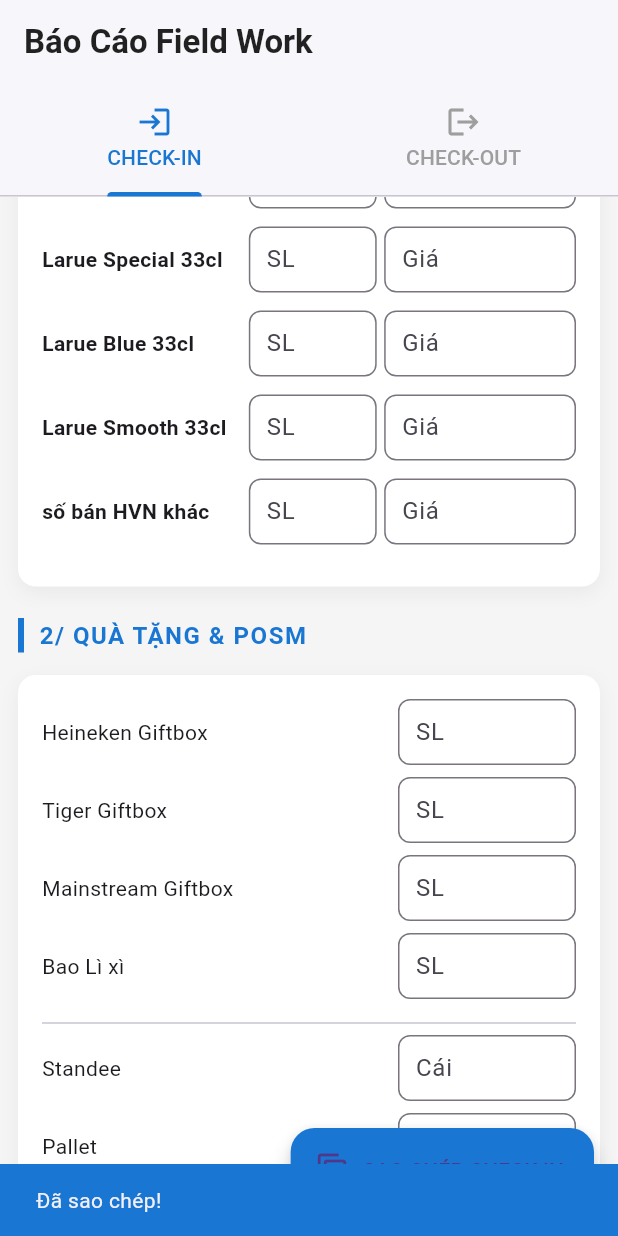
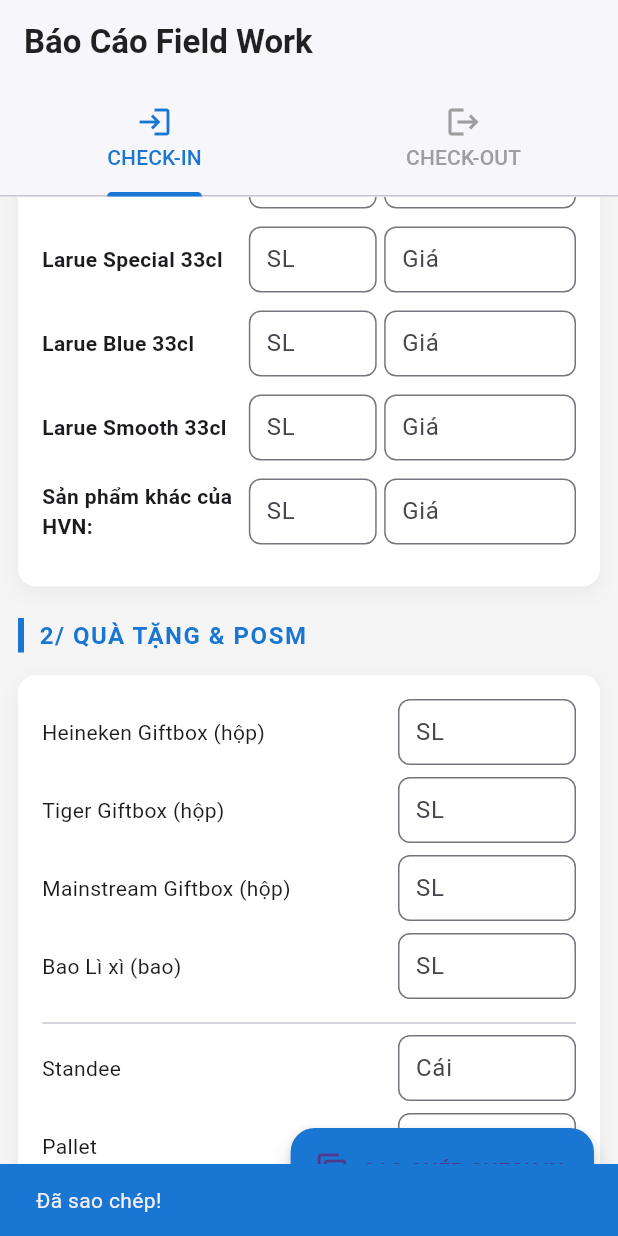
Before and after one commit to ThanhMinh1602/heneiken_report, a Flutter app: the screen it shows after launch, scrolled down 1152 dp, after a tap on "SAO CHÉP CHECK-IN", on a phone screen of 412 x 824 dp. Run offline on Flutter 3.47's test engine with Material 3 defaults, Android fonts, the light colour scheme and no system bars; our stand-ins replace shared_preferences.

Commit message:
done checkin

```diff
--- a/lib/data/app_data.dart
+++ b/lib/data/app_data.dart
@@ -8,12 +8,12 @@
   OutletModel("69224803", "MINI HÀ PHƯƠNG", "4 Trần Phú, TT Hà Lam", "Nguyễn Thị Hiệp"),
   OutletModel("69201926", "LỆ TUÂN", "Ngã ba chợ Nón, Quế Thuận", "Nguyễn Thị Tú Mẫn"),
   OutletModel("69210054", "THỦY (KIM NGÂN)", "Ngã Ba Hương An, Quế Sơn", "Đoàn Thị Thu Hiền"),
-  OutletModel("69221726", "CHI NGA", "Chợ Bà Rén, Quế Sơn", "Nguyễn Kim Ngân"),
+  OutletModel("69221726", "NGA", "Chợ Bà Rén, Quế Sơn", "Nguyễn Kim Ngân"),
   OutletModel("69225423", "DIỆU KHƯƠNG (THỨC)", "438 Tiểu La, TT Hà Lam", "Nguyễn Thị Hiệp"),
 ];
 
 // --- DATA LIST SẢN PHẨM ---
-final List<String> productList = [
+final List<String> _baseBeerList = [
   "Heineken Original 33cl",
   "Heineken Silver 33cl",
   "Heineken Silver 25cl",
@@ -25,14 +25,23 @@
   "Larue Special 33cl",
   "Larue Blue 33cl",
   "Larue Smooth 33cl",
-  "số bán HVN khác",
+];
+// --- LIST CHO MÀN HÌNH CHECK-IN ---
+final List<String> productListCheckIn = [
+  ..._baseBeerList,
+  "Sản phẩm khác của HVN:", // Dòng cuối dành riêng cho Check-in
 ];
 
+// --- LIST CHO MÀN HÌNH CHECK-OUT ---
+final List<String> productListCheckOut = [
+  ..._baseBeerList,
+  "Số bán HVN khác: (thùng)" // Dòng cuối dành riêng cho Check-out
+];
 final List<String> giftList = [
-  "Heineken Giftbox",
-  "Tiger Giftbox",
-  "Mainstream Giftbox",
-  "Bao Lì xì",
+  "Heineken Giftbox (hộp)",
+  "Tiger Giftbox (hộp)",
+  "Mainstream Giftbox (hộp)",
+  "Bao Lì xì (bao)",
 ];
 
 final List<String> posmList = ["Standee", "Pallet"];
--- a/lib/screens/check_in_screen.dart
+++ b/lib/screens/check_in_screen.dart
@@ -41,12 +41,16 @@
     super.initState();
     _uniqueSPs = masterData.map((e) => e.spName).toSet().toList();
 
-    for (var p in productList) {
+    for (var p in productListCheckIn) {
       _qtyControllers[p] = TextEditingController();
       _priceControllers[p] = TextEditingController();
     }
-    for (var g in giftList) _giftControllers[g] = TextEditingController();
-    for (var p in posmList) _posmControllers[p] = TextEditingController();
+    for (var g in giftList) {
+      _giftControllers[g] = TextEditingController();
+    }
+    for (var p in posmList) {
+      _posmControllers[p] = TextEditingController();
+    }
 
     _loadSavedData();
   }
@@ -75,14 +79,16 @@
         }
       }
 
-      for (var p in productList) {
+      for (var p in productListCheckIn) {
         _qtyControllers[p]?.text = prefs.getString('in_qty_$p') ?? "";
         _priceControllers[p]?.text = prefs.getString('in_price_$p') ?? "";
       }
-      for (var g in giftList)
+      for (var g in giftList) {
         _giftControllers[g]?.text = prefs.getString('in_gift_$g') ?? "";
-      for (var p in posmList)
+      }
+      for (var p in posmList) {
         _posmControllers[p]?.text = prefs.getString('in_posm_$p') ?? "";
+      }
     });
   }
 
@@ -156,17 +162,29 @@
 
       _noteController.clear();
       prefs.setString('in_note', '');
-      for (var c in _qtyControllers.values) c.clear();
-      for (var c in _priceControllers.values) c.clear();
-      for (var c in _giftControllers.values) c.clear();
-      for (var c in _posmControllers.values) c.clear();
+      for (var c in _qtyControllers.values) {
+        c.clear();
+      }
+      for (var c in _priceControllers.values) {
+        c.clear();
+      }
+      for (var c in _giftControllers.values) {
+        c.clear();
+      }
+      for (var c in _posmControllers.values) {
+        c.clear();
+      }
 
-      for (var p in productList) {
+      for (var p in productListCheckIn) {
         prefs.remove('in_qty_$p');
         prefs.remove('in_price_$p');
       }
-      for (var g in giftList) prefs.remove('in_gift_$g');
-      for (var p in posmList) prefs.remove('in_posm_$p');
+      for (var g in giftList) {
+        prefs.remove('in_gift_$g');
+      }
+      for (var p in posmList) {
+        prefs.remove('in_posm_$p');
+      }
     });
     ScaffoldMessenger.of(context).showSnackBar(
       const SnackBar(content: Text("Đã làm mới dữ liệu cho ngày hôm nay!")),
@@ -184,21 +202,29 @@
     sb.writeln("Địa Chỉ: ${_addressController.text}");
 
     sb.writeln("1/ Hàng hoá tồn đầu:");
-    for (var p in productList) {
+    for (int i = 0; i < productListCheckIn.length; i++) {
+      final p = productListCheckIn[i];
+
       String qty = _qtyControllers[p]?.text ?? "";
       String price = _priceControllers[p]?.text ?? "";
+
+
+
       if (qty.isNotEmpty || price.isNotEmpty) {
-        sb.writeln("- $p (thùng): $qty  Giá bán: $price/thùng");
+        sb.writeln("- $p ${i != (productListCheckIn.length - 1) ? "(thùng): $qty  Giá bán: $price/thùng" : ""}");
       } else {
-        sb.writeln("- $p (thùng):   Giá bán:   /thùng");
+        sb.writeln("- $p ${i != (productListCheckIn.length - 1) ? "(thùng): Giá bán: /thùng" : ""}");
       }
     }
+
     sb.writeln("2/ Quà tặng tồn đầu:");
-    for (var g in giftList)
-      sb.writeln("- $g (hộp/bao): ${_giftControllers[g]?.text}");
+    for (var g in giftList) {
+      sb.writeln("- $g: ${_giftControllers[g]?.text}");
+    }
     sb.writeln("3/ POSM :");
-    for (var p in posmList)
+    for (var p in posmList) {
       sb.writeln("- $p (cái): ${_posmControllers[p]?.text}");
+    }
     sb.writeln("Ghi chú: ${_noteController.text}");
 
     Clipboard.setData(ClipboardData(text: sb.toString()));
@@ -304,12 +330,7 @@
                     'in_date',
                     Icons.calendar_today,
                   ),
-                  buildTextField(
-                    "SUP",
-                    _supController,
-                    'in_sup',
-                    Icons.person,
-                  ),
+                  buildTextField("SUP", _supController, 'in_sup', Icons.person),
                   Padding(
                     padding: const EdgeInsets.only(bottom: 15),
                     child: DropdownButtonFormField<String>(
@@ -386,7 +407,7 @@
             buildHeader("1/ Hàng hoá tồn đầu", AppColors.primaryCheckIn),
             buildSectionCard(
               child: Column(
-                children: productList
+                children: productListCheckIn
                     .map(
                       (product) => Padding(
                         padding: const EdgeInsets.only(bottom: 12),
```
Also changed, not shown: lib/screens/check_out_screen.dart (+6 -6 lines).
